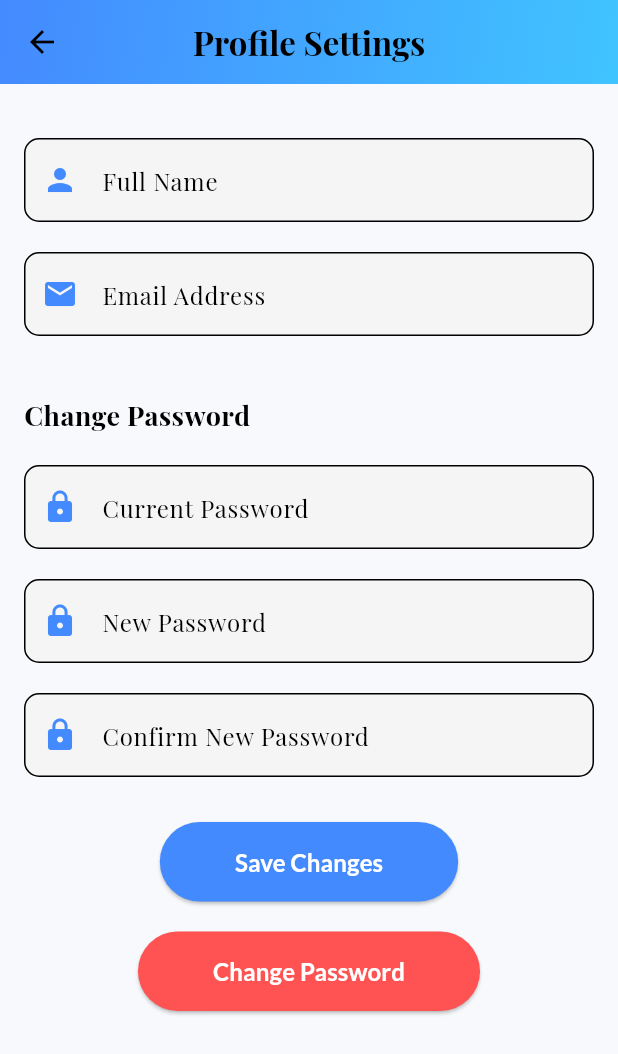
After one commit to xxiimcha/lifeec-mobile, a Flutter app: the SettingsPage screen opened directly, on a phone screen of 412 x 824 dp. The commit adds this screen. Shown: the top 1054 px of the screen. Run offline on Flutter 3.47's test engine with Material 3 defaults, Android fonts, the phone set to English and light mode, and no system bars; our stand-ins replace dropdown_search, file_picker, fl_chart, flutter_dotenv, font_awesome_flutter, google_fonts and 3 more; accounts and stored records are empty.

Commit message:
Profile update added

```diff
--- a/lib/nurse_dashboard.dart
+++ b/lib/nurse_dashboard.dart
@@ -9,6 +9,7 @@ import 'resident_provider.dart';
 import 'login_register.dart';
 import 'messages_page.dart';
 import 'emergency_alert.dart';
+import 'settings_page.dart';
 import 'package:shared_preferences/shared_preferences.dart';
 
 class NurseDashboardApp extends StatelessWidget {
@@ -184,7 +185,11 @@ class NurseDashboardState extends State<NurseDashboard> {
                 _navigateToPage(
                     context, const MessagesPage(userType: 'Nurse'));
               }),
-              _buildDrawerItem(Icons.settings, 'Settings'),
+              _buildDrawerItem(Icons.settings, 'Settings', onTap: () {
+                Navigator.of(context).push(
+                  MaterialPageRoute(builder: (context) => const SettingsPage()),
+                );
+              }),
               _buildDrawerItem(Icons.logout, 'Logout', onTap: () {
                 Navigator.pushAndRemoveUntil(
                   context,
@@ -198,7 +203,11 @@ class NurseDashboardState extends State<NurseDashboard> {
                 _navigateToPage(
                     context, MessagesPage(userType: widget.userType));
               }),
-              _buildDrawerItem(Icons.settings, 'Settings'),
+              _buildDrawerItem(Icons.settings, 'Settings', onTap: () {
+                Navigator.of(context).push(
+                  MaterialPageRoute(builder: (context) => const SettingsPage()),
+                );
+              }),
               _buildDrawerItem(Icons.logout, 'Logout', onTap: () {
                 Navigator.pushAndRemoveUntil(
                   context,
--- /dev/null
+++ b/lib/settings_page.dart
@@ -0,0 +1,310 @@
+import 'package:flutter/material.dart';
+import 'package:google_fonts/google_fonts.dart';
+import 'package:shared_preferences/shared_preferences.dart';
+
+class SettingsPage extends StatefulWidget {
+  const SettingsPage({super.key});
+
+  @override
+  State<SettingsPage> createState() => _SettingsPageState();
+}
+
+class _SettingsPageState extends State<SettingsPage> {
+  final TextEditingController _nameController = TextEditingController();
+  final TextEditingController _emailController = TextEditingController();
+  final TextEditingController _currentPasswordController = TextEditingController();
+  final TextEditingController _newPasswordController = TextEditingController();
+  final TextEditingController _confirmPasswordController = TextEditingController();
+
+  bool _isLoading = false;
+
+  @override
+  void initState() {
+    super.initState();
+    _loadUserData(); // Load user data from SharedPreferences
+  }
+
+  Future<void> _loadUserData() async {
+    SharedPreferences prefs = await SharedPreferences.getInstance();
+
+    // Retrieve stored user data
+    String name = prefs.getString('name') ?? '';
+    String email = prefs.getString('email') ?? '';
+
+    // Set the retrieved data in the controllers
+    setState(() {
+      _nameController.text = name;
+      _emailController.text = email;
+    });
+  }
+
+  Future<void> _saveChanges() async {
+    if (_nameController.text.isEmpty || _emailController.text.isEmpty) {
+      ScaffoldMessenger.of(context).showSnackBar(
+        const SnackBar(content: Text('Name and Email cannot be empty!')),
+      );
+      return;
+    }
+
+    setState(() {
+      _isLoading = true;
+    });
+
+    try {
+      SharedPreferences prefs = await SharedPreferences.getInstance();
+
+      // Save updated data
+      await prefs.setString('name', _nameController.text);
+      await prefs.setString('email', _emailController.text);
+
+      ScaffoldMessenger.of(context).showSnackBar(
+        const SnackBar(content: Text('Changes saved successfully!')),
+      );
+    } catch (e) {
+      ScaffoldMessenger.of(context).showSnackBar(
+        const SnackBar(content: Text('Failed to save changes.')),
+      );
+    } finally {
+      setState(() {
+        _isLoading = false;
+      });
+    }
+  }
+
+  Future<void> _changePassword() async {
+    String currentPassword = _currentPasswordController.text;
+    String newPassword = _newPasswordController.text;
+    String confirmPassword = _confirmPasswordController.text;
+
+    // Validate password change
+    if (currentPassword.isEmpty || newPassword.isEmpty || confirmPassword.isEmpty) {
+      ScaffoldMessenger.of(context).showSnackBar(
+        const SnackBar(content: Text('Please fill in all password fields!')),
+      );
+      return;
+    }
+
+    if (newPassword != confirmPassword) {
+      ScaffoldMessenger.of(context).showSnackBar(
+        const SnackBar(content: Text('New passwords do not match!')),
+      );
+      return;
+    }
+
+    setState(() {
+      _isLoading = true;
+    });
+
+    try {
+      // Call your API to change the password (replace this with actual API call)
+      await Future.delayed(const Duration(seconds: 2));
+
+      ScaffoldMessenger.of(context).showSnackBar(
+        const SnackBar(content: Text('Password changed successfully!')),
+      );
+
+      // Clear the password fields
+      _currentPasswordController.clear();
+      _newPasswordController.clear();
+      _confirmPasswordController.clear();
+    } catch (e) {
+      ScaffoldMessenger.of(context).showSnackBar(
+        const SnackBar(content: Text('Failed to change password.')),
+      );
+    } finally {
+      setState(() {
+        _isLoading = false;
+      });
+    }
+  }
+
+  @override
+  void dispose() {
+    _nameController.dispose();
+    _emailController.dispose();
+    _currentPasswordController.dispose();
+    _newPasswordController.dispose();
+    _confirmPasswordController.dispose();
+    super.dispose();
+  }
+
+  @override
+  Widget build(BuildContext context) {
+    return Scaffold(
+      appBar: AppBar(
+        title: Text(
+          'Profile Settings',
+          style: GoogleFonts.playfairDisplay(fontWeight: FontWeight.bold),
+        ),
+        centerTitle: true,
+        elevation: 0,
+        flexibleSpace: Container(
+          decoration: const BoxDecoration(
+            gradient: LinearGradient(
+              colors: [Colors.blueAccent, Colors.lightBlueAccent],
+              begin: Alignment.topLeft,
+              end: Alignment.bottomRight,
+            ),
+          ),
+        ),
+      ),
+      body: Stack(
+        children: [
+          SingleChildScrollView(
+            padding: const EdgeInsets.all(16.0),
+            child: Column(
+              children: [
+                const SizedBox(height: 20),
+
+                // Name Field
+                _buildTextField(
+                  controller: _nameController,
+                  label: 'Full Name',
+                  icon: Icons.person,
+                ),
+                const SizedBox(height: 20),
+
+                // Email Field
+                _buildTextField(
+                  controller: _emailController,
+                  label: 'Email Address',
+                  icon: Icons.email,
+                ),
+                const SizedBox(height: 40),
+
+                // Password Change Section
+                Align(
+                  alignment: Alignment.centerLeft,
+                  child: Text(
+                    'Change Password',
+                    style: GoogleFonts.playfairDisplay(
+                      fontSize: 18,
+                      fontWeight: FontWeight.bold,
+                      color: Colors.black,
+                    ),
+                  ),
+                ),
+                const SizedBox(height: 20),
+
+                // Current Password Field
+                _buildPasswordField(
+                  controller: _currentPasswordController,
+                  label: 'Current Password',
+                ),
+                const SizedBox(height: 20),
+
+                // New Password Field
+                _buildPasswordField(
+                  controller: _newPasswordController,
+                  label: 'New Password',
+                ),
+                const SizedBox(height: 20),
+
+                // Confirm Password Field
+                _buildPasswordField(
+                  controller: _confirmPasswordController,
+                  label: 'Confirm New Password',
+                ),
+                const SizedBox(height: 30),
+
+                // Save Changes Button
+                ElevatedButton(
+                  onPressed: _saveChanges,
+                  style: ElevatedButton.styleFrom(
+                    padding: const EdgeInsets.symmetric(horizontal: 50, vertical: 15),
+                    shape: RoundedRectangleBorder(
+                      borderRadius: BorderRadius.circular(30),
+                    ),
+                    backgroundColor: Colors.blueAccent,
+                  ),
+                  child: Text(
+                    'Save Changes',
+                    style: GoogleFonts.lato(
+                      fontSize: 16,
+                      fontWeight: FontWeight.bold,
+                      color: Colors.white,
+                    ),
+                  ),
+                ),
+                const SizedBox(height: 20),
+
+                // Change Password Button
+                ElevatedButton(
+                  onPressed: _changePassword,
+                  style: ElevatedButton.styleFrom(
+                    padding: const EdgeInsets.symmetric(horizontal: 50, vertical: 15),
+                    shape: RoundedRectangleBorder(
+                      borderRadius: BorderRadius.circular(30),
+                    ),
+                    backgroundColor: Colors.redAccent,
+                  ),
+                  child: Text(
+                    'Change Password',
+                    style: GoogleFonts.lato(
+                      fontSize: 16,
+                      fontWeight: FontWeight.bold,
+                      color: Colors.white,
+                    ),
+                  ),
+                ),
+              ],
+            ),
+          ),
+          if (_isLoading)
+            Container(
+              color: Colors.black.withOpacity(0.5),
+              child: const Center(
+                child: CircularProgressIndicator(color: Colors.white),
+              ),
+            ),
+        ],
+      ),
+    );
+  }
+
+  Widget _buildTextField({
+    required TextEditingController controller,
+    required String label,
+    required IconData icon,
+  }) {
+    return TextField(
+      controller: controller,
+      decoration: InputDecoration(
+        labelText: label,
+        prefixIcon: Icon(icon, color: Colors.blueAccent),
+        filled: true,
+        fillColor: Colors.grey.shade100,
+        border: OutlineInputBorder(
+          borderRadius: BorderRadius.circular(10),
+        ),
+        focusedBorder: OutlineInputBorder(
+          borderRadius: BorderRadius.circular(10),
+          borderSide: const BorderSide(color: Colors.blueAccent),
+        ),
+      ),
+    );
+  }
+
+  Widget _buildPasswordField({
+    required TextEditingController controller,
+    required String label,
+  }) {
+    return TextField(
+      controller: controller,
+      obscureText: true,
+      decoration: InputDecoration(
+        labelText: label,
+        prefixIcon: const Icon(Icons.lock, color: Colors.blueAccent),
+        filled: true,
+        fillColor: Colors.grey.shade100,
+        border: OutlineInputBorder(
+          borderRadius: BorderRadius.circular(10),
+        ),
+        focusedBorder: OutlineInputBorder(
+          borderRadius: BorderRadius.circular(10),
+          borderSide: const BorderSide(color: Colors.blueAccent),
+        ),
+      ),
+    );
+  }
+}
```
Also changed, not shown: 2 other files.
